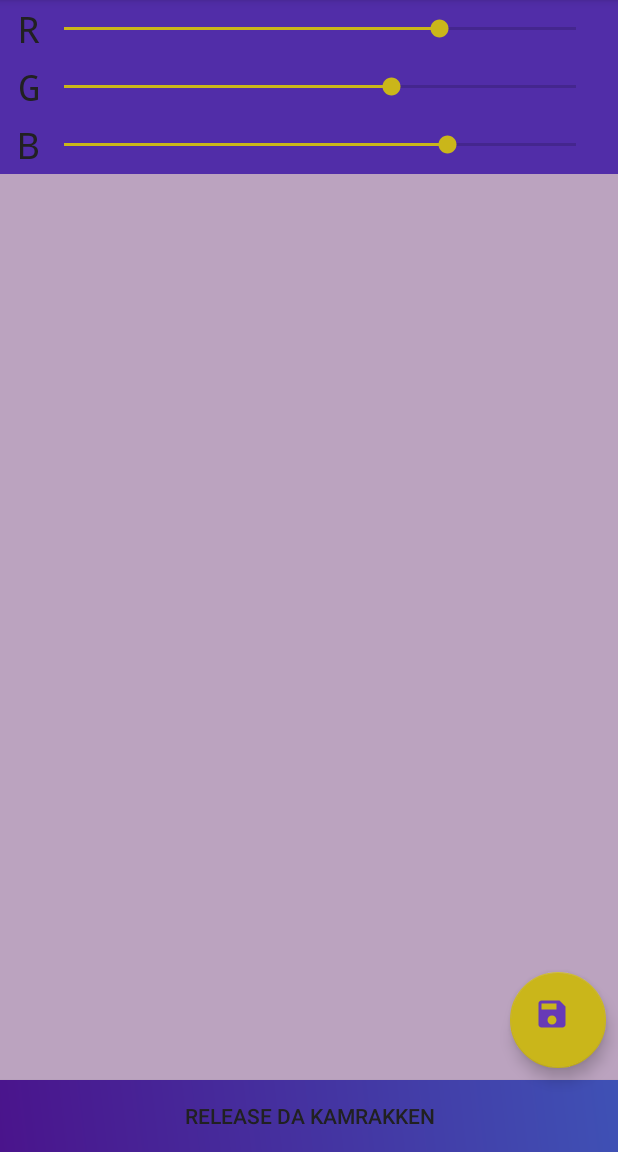
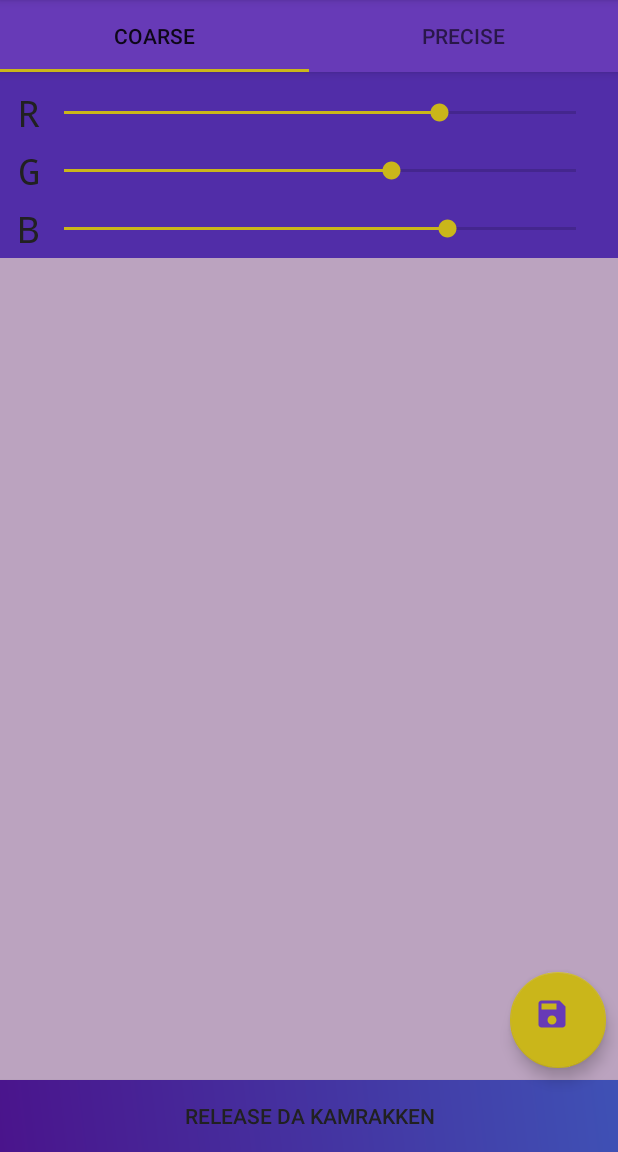
Before and after one commit to simo-andreev/Colourizmus, an Android app: the ColourCreationActivity screen opened directly, with no data from a screen before it, after a tap on "RELEASE DA KAMRAKKEN", on a phone screen of 412 x 824 dp, the part 84-1236 px from its top. Run offline under Robolectric (Android 15) with nearby library versions, the phone set to English and light mode, and no system bars; our stand-ins replace CircleImageView.

Commit message:
konvert: ColourCreationActivity. Another one bites de_dust.

```diff
--- a/app/build.gradle
+++ b/app/build.gradle
@@ -49,8 +49,8 @@ dependencies {
     implementation "org.jetbrains.kotlin:kotlin-stdlib-jdk8:$kotlin_version"
 
     //SUPPORT BIBLIO-TECH-A   ᕕ( ᐛ )ᕗ
-    implementation "com.android.support:support-v4:26.1.0"
-    implementation "com.android.support:appcompat-v7:26.1.0"
+    implementation "com.android.support:support-v4:$stableDepVersion"
+    implementation "com.android.support:appcompat-v7:$stableDepVersion"
 
     //DESIGN STUFFSES
     implementation "com.android.support:design:$stableDepVersion"
--- a/app/src/main/java/bg/o/sim/colourizmus/view/ColourCreationActivity.java
+++ /dev/null
@@ -1,176 +0,0 @@
-package bg.o.sim.colourizmus.view;
-
-import android.Manifest;
-import android.content.Context;
-import android.content.Intent;
-import android.content.pm.PackageManager;
-import android.graphics.Bitmap;
-import android.net.Uri;
-import android.os.Bundle;
-import android.provider.MediaStore;
-import android.support.annotation.NonNull;
-import android.support.design.widget.FloatingActionButton;
-import android.support.design.widget.TabLayout;
-import android.support.v4.app.ActivityCompat;
-import android.support.v4.app.Fragment;
-import android.support.v4.app.FragmentPagerAdapter;
-import android.support.v4.content.ContextCompat;
-import android.support.v4.content.FileProvider;
-import android.support.v4.view.ViewPager;
-import android.support.v7.app.AppCompatActivity;
-import android.util.Log;
-import android.view.Menu;
-import android.view.MenuItem;
-import android.widget.Toast;
-
-import java.io.File;
-import java.io.IOException;
-
-import bg.o.sim.colourizmus.R;
-import bg.o.sim.colourizmus.model.CR;
-import bg.o.sim.colourizmus.utils.UtilKt;
-
-public class ColourCreationActivity extends AppCompatActivity {
-
-    private ViewPager mCreationMethodViewPager;
-    private Uri mImageUri;
-
-    @Override
-    protected void onCreate(Bundle savedInstanceState) {
-        super.onCreate(savedInstanceState);
-        setContentView(R.layout.activity_main);
-
-        setSupportActionBar(findViewById(R.id.allahu_appbar));
-
-        findViewById(R.id.release_da_kamrakken).setOnClickListener(v -> {
-            /*v -> CameraActivity.start(ColourCreationActivity.this)*/
-
-            if (ContextCompat.checkSelfPermission(this, Manifest.permission.CAMERA) != PackageManager.PERMISSION_GRANTED) {
-                ActivityCompat.requestPermissions(this, new String[]{Manifest.permission.CAMERA}, UtilKt.REQUEST_IMAGE_PERMISSION);
-            } else {
-                takePhoto();
-            }
-        });
-
-        mCreationMethodViewPager = findViewById(R.id.colour_creation_pager);
-        mCreationMethodViewPager.setAdapter(new FragmentPagerAdapter(getSupportFragmentManager()) {
-            @Override
-            public Fragment getItem(int position) {
-                switch (position) {
-                    case 0:
-                        return SeekerFragment.newInstance();
-                    case 1:
-                        return PickerFragment.newInstance();
-                    default:
-                        return null;
-                }
-            }
-
-            @Override
-            public int getCount() {
-                return 2;
-            }
-
-            @Override
-            public CharSequence getPageTitle(int position) {
-                switch (position) {
-                    case 0:
-                        return getString(R.string.coarse);
-                    case 1:
-                        return getString(R.string.precise);
-                    default:
-                        return getString(R.string.FUCK);
-                }
-            }
-        });
-
-        TabLayout tabLayout = findViewById(R.id.colour_creation_tab_layout);
-        tabLayout.setupWithViewPager(mCreationMethodViewPager);
-
-        mCreationMethodViewPager.setBackgroundColor(CR.LIVE_COLOUR.getValue());
-        CR.LIVE_COLOUR.observe(this, integer -> {
-            mCreationMethodViewPager.setBackgroundColor(integer);
-        });
-
-        FloatingActionButton fab = findViewById(R.id.main_fab_save_colour);
-        fab.setOnClickListener(v ->
-                new SaveColourDialogue().show(getSupportFragmentManager(), SaveColourDialogue.TAG)
-        );
-
-    }
-
-    @Override
-    public boolean onOptionsItemSelected(MenuItem item) {
-        startActivity(new Intent(this, ColourListActivity.class));
-        return true;
-    }
-
-    @Override
-    public boolean onCreateOptionsMenu(Menu menu) {
-        // Inflate the menu; this adds items to the action bar if it is present.
-        getMenuInflater().inflate(R.menu.toolbar, menu);
-        return true;
-    }
-
-    public static void start(Context context) {
-        Intent starter = new Intent(context, ColourCreationActivity.class);
-        context.startActivity(starter);
-    }
-
-    @Override
-    protected void onActivityResult(int requestCode, int resultCode, Intent data) {
-        switch (requestCode) {
-            case UtilKt.REQUEST_IMAGE_CAPTURE:
-                if (resultCode == RESULT_OK) {
-                    Intent intent = new Intent(this, ColourDetailsActivity.class);
-
-                    Bundle extras = data.getExtras();
-                    Bitmap imageBitmap = (Bitmap) extras.get("data");
-
-                    intent.putExtra(UtilKt.EXTRA_PICTURE_URI, mImageUri);
-                    intent.putExtra(UtilKt.EXTRA_PICTURE_THUMB, imageBitmap);
-
-                    startActivity(intent);
-                }
-                break;
-        }
-    }
-
-    @Override
-    public void onRequestPermissionsResult(int requestCode, @NonNull String[] permissions, @NonNull int[] grantResults) {
-        if (requestCode == UtilKt.REQUEST_IMAGE_PERMISSION) {
-            if (grantResults[0] == PackageManager.PERMISSION_GRANTED) {
-                takePhoto();
-            } else {
-                Toast.makeText(this, "Y U NO GIB PRMISHNZ? :@", Toast.LENGTH_SHORT).show();
-            }
-        }
-    }
-
-    private void takePhoto() {
-
-        Intent takePictureIntent = new Intent(MediaStore.ACTION_IMAGE_CAPTURE);
-
-        if (takePictureIntent.resolveActivity(getPackageManager()) != null) {
-            String auth = getString(R.string.file_provider_auth);
-
-            File file;
-
-            try {
-                file = UtilKt.getImageFile(ColourCreationActivity.this);
-            } catch (IOException e) {
-                Log.e(UtilKt.LOG_TAG_ERR, "onCreate: ", e);
-                Toast.makeText(this, "Ooops.! Somethang dun fucked up. Sorry '(8_8)", Toast.LENGTH_SHORT).show();
-                return;
-            }
-
-            mImageUri = FileProvider.getUriForFile(this, auth, file);
-            takePictureIntent.putExtra(MediaStore.EXTRA_OUTPUT, mImageUri);
-
-            startActivityForResult(takePictureIntent, UtilKt.REQUEST_IMAGE_CAPTURE);
-        } else {
-            Toast.makeText(this, "You have no camera dummy (^.^)", Toast.LENGTH_SHORT).show();
-        }
-
-    }
-}
--- /dev/null
+++ b/app/src/main/java/bg/o/sim/colourizmus/view/ColourCreationActivity.kt
@@ -0,0 +1,111 @@
+package bg.o.sim.colourizmus.view
+
+import android.Manifest.permission.CAMERA
+import android.arch.lifecycle.Observer
+import android.content.Intent
+import android.content.pm.PackageManager.PERMISSION_GRANTED
+import android.graphics.Bitmap
+import android.net.Uri
+import android.os.Bundle
+import android.provider.MediaStore
+import android.support.v4.app.ActivityCompat
+import android.support.v4.app.Fragment
+import android.support.v4.app.FragmentPagerAdapter
+import android.support.v4.content.FileProvider
+import android.support.v7.app.AppCompatActivity
+import android.support.v7.widget.Toolbar
+import android.view.Menu
+import bg.o.sim.colourizmus.R
+import bg.o.sim.colourizmus.model.LIVE_COLOUR
+import bg.o.sim.colourizmus.utils.*
+import kotlinx.android.synthetic.main.activity_main.*
+
+class ColourCreationActivity : AppCompatActivity() {
+
+    private var mImageUri: Uri? = null
+
+    override fun onCreate(savedInstanceState: Bundle?) {
+        super.onCreate(savedInstanceState)
+        setContentView(R.layout.activity_main)
+
+        this.setSupportActionBar(allahu_appbar as Toolbar)
+
+        release_da_kamrakken.setOnClickListener {
+            if (this.havePermission(CAMERA))
+                takePhoto()
+            else
+                ActivityCompat.requestPermissions(this, arrayOf(CAMERA), REQUEST_PERMISSION_IMAGE_CAPTURE)
+        }
+
+        colour_creation_pager.adapter = object : FragmentPagerAdapter(supportFragmentManager) {
+            override fun getItem(position: Int): Fragment? = when (position) {
+                0 -> SeekerFragment.newInstance()
+                1 -> PickerFragment.newInstance()
+                else -> null
+            }
+
+            override fun getCount() = 2
+
+            override fun getPageTitle(position: Int): CharSequence = when (position) {
+                0 -> getString(R.string.coarse)
+                1 -> getString(R.string.precise)
+                else -> getString(R.string.FUCK)
+            }
+        }
+
+        LIVE_COLOUR.observe(this, Observer<Int> {
+            col -> colour_creation_pager.setBackgroundColor(col?: -1)
+        })
+
+        main_fab_save_colour.setOnClickListener {
+            SaveColourDialogue().show(supportFragmentManager, SaveColourDialogue.TAG)
+        }
+    }
+
+//    override fun onOptionsItemSelected(item: MenuItem): Boolean {
+//        startActivity(Intent(this, ColourListActivity::class.java))
+//        return true
+//    }
+
+    override fun onCreateOptionsMenu(menu: Menu?): Boolean {
+        menuInflater.inflate(R.menu.activity_dashboard_drawer, menu)
+        return true
+    }
+
+    fun takePhoto() {
+        val cameraIntent = Intent(MediaStore.ACTION_IMAGE_CAPTURE)
+
+        if (cameraIntent.resolveActivity(packageManager) != null) {
+            val authority = getString(R.string.file_provider_auth)
+            mImageUri = FileProvider.getUriForFile(this, authority, getImageFile())
+            cameraIntent.putExtra(MediaStore.EXTRA_OUTPUT, mImageUri)
+
+            startActivityForResult(cameraIntent, REQUEST_IMAGE_CAPTURE)
+        } else {
+            this.toastLong("You have no camera dummy (^.^)")
+        }
+    }
+
+
+    override fun onRequestPermissionsResult(requestCode: Int, permissions: Array<out String>, grantResults: IntArray) {
+        when (requestCode) {
+            REQUEST_PERMISSION_IMAGE_CAPTURE ->
+                if (PERMISSION_GRANTED in grantResults) takePhoto()
+                else this.toastLong("Y U NO GIB PRMISHNZ? :@")
+            // other cases can go here at a later point
+        }
+    }
+
+    override fun onActivityResult(requestCode: Int, resultCode: Int, data: Intent) {
+        when (requestCode) {
+            REQUEST_IMAGE_CAPTURE ->
+                if (resultCode == RESULT_OK) {
+                    val showPicResult = Intent(this, ColourDetailsActivity::class.java)
+                    showPicResult.putExtra(EXTRA_PICTURE_URI, mImageUri)
+                    showPicResult.putExtra(EXTRA_PICTURE_THUMB, data.extras["data"] as Bitmap)
+                    startActivity(showPicResult)
+                }
+            // other cases can go here at a later point
+        }
+    }
+}
--- a/app/src/main/java/bg/o/sim/colourizmus/view/DashboardActivity.kt
+++ b/app/src/main/java/bg/o/sim/colourizmus/view/DashboardActivity.kt
@@ -1,6 +1,7 @@
 package bg.o.sim.colourizmus.view
 
 import android.app.Activity
+import android.content.Intent
 import android.os.Bundle
 import android.view.View
 import bg.o.sim.colourizmus.R
@@ -10,8 +11,8 @@ class DashboardActivity : Activity() {
 
     private val mClickListener = View.OnClickListener { v ->
         when (v.id) {
-            R.id.dashboard_button_colour_creation -> ColourCreationActivity.start(this)
-            R.id.dashboard_button_gallery -> ColourListActivity.start(this)
+            R.id.dashboard_button_colour_creation -> startActivity(Intent(this, ColourCreationActivity::class.java))
+            R.id.dashboard_button_gallery -> startActivity(Intent(this, ColourListActivity::class.java))
         }
     }
 
--- a/app/src/main/res/layout/activity_main.xml
+++ b/app/src/main/res/layout/activity_main.xml
@@ -8,24 +8,23 @@
     android:orientation="vertical"
     tools:context=".view.ColourCreationActivity">
 
-    <include
-        android:id="@+id/allahu_appbar"
-        layout="@layout/appbar" />
+    <include layout="@layout/appbar"
+        android:id="@+id/allahu_appbar" />
 
 
     <android.support.v4.view.ViewPager
         android:id="@+id/colour_creation_pager"
         android:layout_width="match_parent"
-        android:layout_height="match_parent"
+        android:layout_height="0dp"
         app:layout_constraintTop_toBottomOf="@id/allahu_appbar">
 
         <android.support.design.widget.TabLayout
             android:id="@+id/colour_creation_tab_layout"
             style="@style/TabLayout"
-            android:elevation="@dimen/allahu_appbar_elevation"
-            app:tabGravity="fill"
-            app:tabMode="fixed" />
+            android:layout_width="match_parent"
+            android:layout_height="wrap_content"/>
     </android.support.v4.view.ViewPager>
+
 
     <android.support.design.widget.FloatingActionButton
         android:id="@+id/main_fab_save_colour"
--- a/app/src/main/res/values/styles.xml
+++ b/app/src/main/res/values/styles.xml
@@ -47,11 +47,6 @@
         <item name="android:textSize">@dimen/text_huge</item>
     </style>
 
-    <style name="TabLayout" parent="TabLayout">
-        <item name="android:layout_width">match_parent</item>
-        <item name="android:layout_height">wrap_content</item>
-        <item name="android:background">@color/colorPrimaryDark</item>
-    </style>
 
     <style name="ChannelPicker">
         <item name="android:layout_width">0dp</item>
@@ -68,4 +63,9 @@
         <item name="android:layout_marginBottom">2dp</item>
     </style>
 
+    <style name="TabLayout">
+        <item name="android:background">@color/colorPrimaryBase</item>
+        <item name="android:elevation">@dimen/allahu_appbar_elevation</item>
+    </style>
+
 </resources>
```
Also changed, not shown: app/src/main/java/bg/o/sim/colourizmus/utils/Util.kt (+7 -3 lines).
